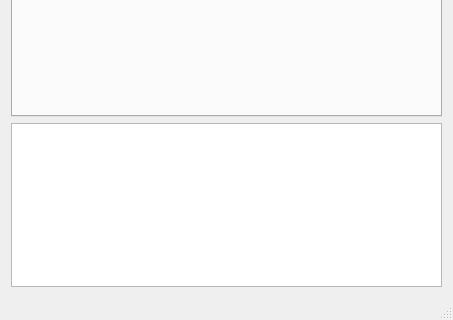
TauLabs/TauLabs, file shared/make_gui/mainwindow.ui: the form before one commit; both pictures show x 0 to 453 and y 285 to 605 of the 453 by 605 pixel window.
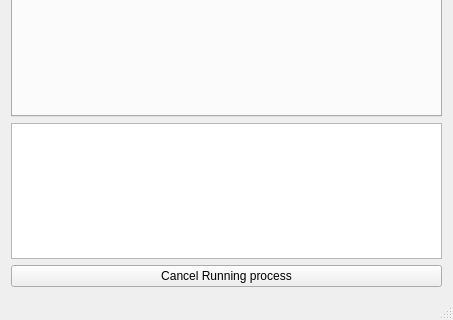
The form after the commit. Icons and pictures are not drawn.

Commit message:
Tools-Make GUI
Minor fixes.
Handle MacOS bundle thingy

What changed in the file:
```diff
--- a/shared/make_gui/mainwindow.ui
+++ b/shared/make_gui/mainwindow.ui
@@ -240,6 +240,13 @@
       </property>
      </widget>
     </item>
+    <item>
+     <widget class="QPushButton" name="cancelProcessPB">
+      <property name="text">
+       <string>Cancel Running process</string>
+      </property>
+     </widget>
+    </item>
    </layout>
   </widget>
   <widget class="QMenuBar" name="menuBar">
```
The commit also changes 3 other files.
